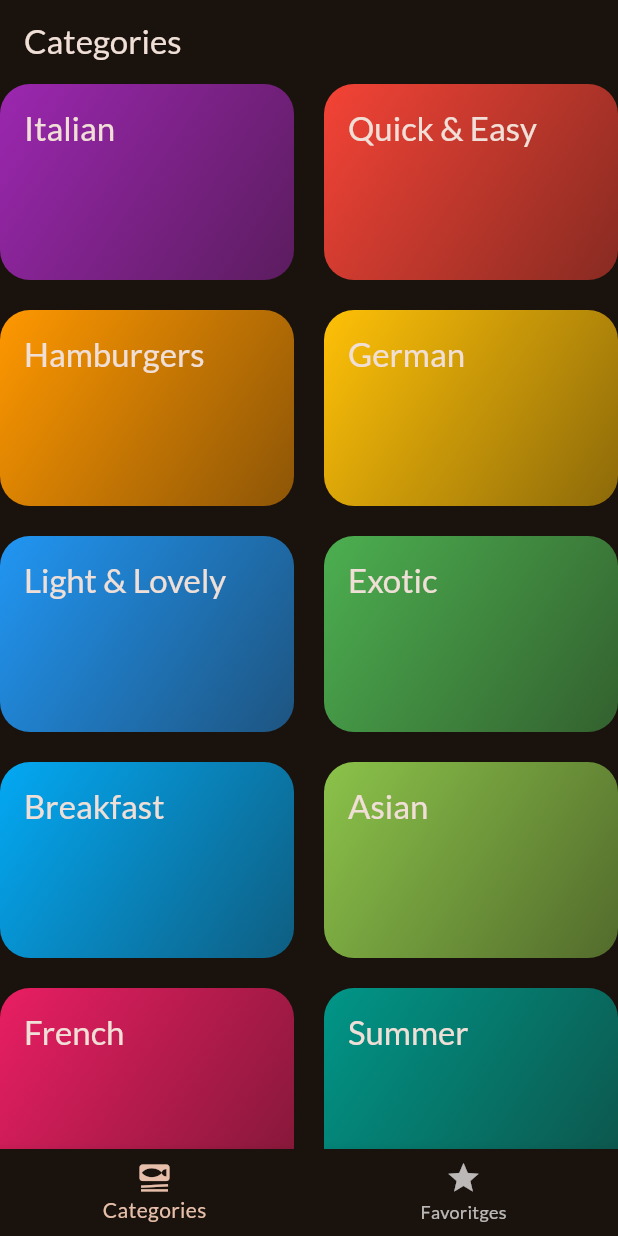
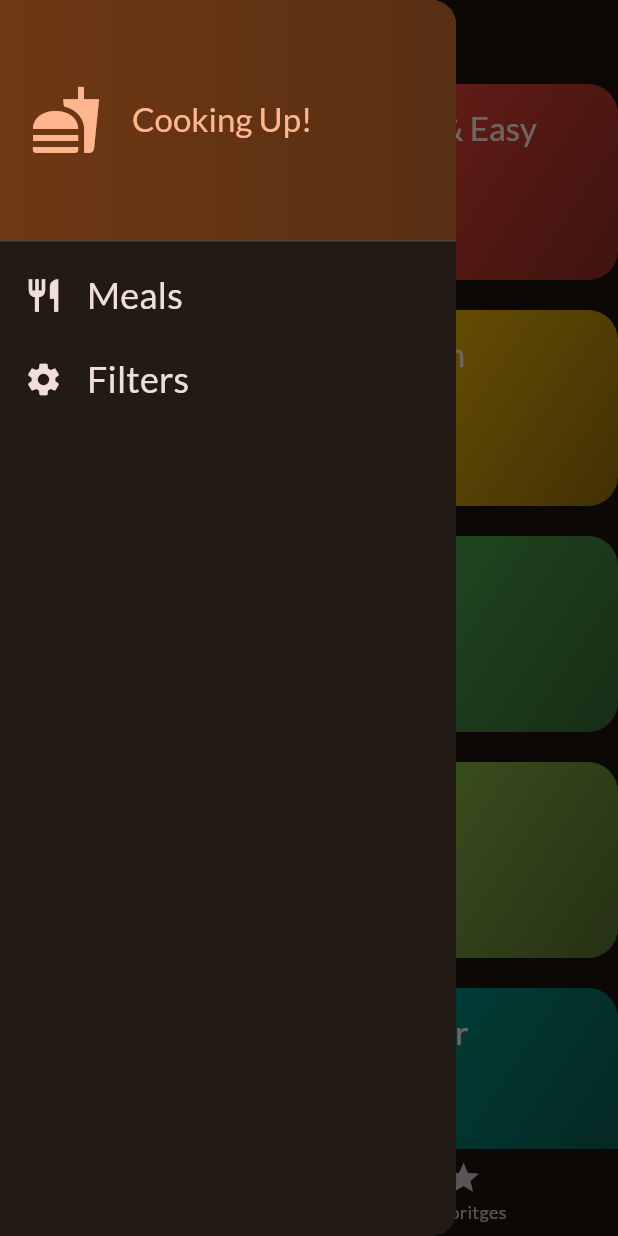
Before and after one commit to MaleryValery/100DaysOfFlutter, a Flutter app: the screen it shows after launch, with the side drawer open (before the commit the screen has no drawer), on a phone screen of 412 x 824 dp. Run offline on Flutter 3.47's test engine with Material 3 defaults, Android fonts, the phone set to English and light mode, and no system bars; our stand-ins replace google_fonts, transparent_image.

Commit message:
feat: add drawer

```diff
--- a/meals__app/lib/screen/tabs.dart
+++ b/meals__app/lib/screen/tabs.dart
@@ -2,7 +2,9 @@
 import 'package:meals__app/data/dummy_data.dart';
 import 'package:meals__app/model/meal.dart';
 import 'package:meals__app/screen/caterories.dart';
+import 'package:meals__app/screen/filters.dart';
 import 'package:meals__app/screen/meals.dart';
+import 'package:meals__app/widgets/main_drawer.dart';
 
 class TabsScreen extends StatefulWidget {
   const TabsScreen({super.key});
@@ -13,6 +15,17 @@
 class _TabsScreenState extends State<TabsScreen> {
   int _selectedpageIndex = 0;
   final List<Meal> _favoriteMeals = [];
+
+  void _setScreen(String identifier) {
+    Navigator.of(context).pop();
+
+    if (identifier == 'filters') {
+      setState(() {
+        Navigator.of(context)
+            .push(MaterialPageRoute(builder: (ctx) => const FiltersScreen()));
+      });
+    }
+  }
 
   void selectPage(int index) {
     setState(() {
@@ -64,6 +77,9 @@
       appBar: AppBar(
         title: Text(pageTitle),
       ),
+      drawer: MainDrawer(
+        onSelectScreen: _setScreen,
+      ),
       body: currentScreen,
       bottomNavigationBar: BottomNavigationBar(
         currentIndex: _selectedpageIndex,
--- /dev/null
+++ b/meals__app/lib/widgets/main_drawer.dart
@@ -0,0 +1,74 @@
+import 'package:flutter/material.dart';
+
+class MainDrawer extends StatelessWidget {
+  const MainDrawer({super.key, required this.onSelectScreen});
+
+  final void Function(String identifier) onSelectScreen;
+
+  @override
+  Widget build(BuildContext context) {
+    return Drawer(
+        child: Column(
+      children: [
+        DrawerHeader(
+            padding: const EdgeInsets.all(20),
+            decoration: BoxDecoration(
+              gradient: LinearGradient(colors: [
+                Theme.of(context).colorScheme.primaryContainer,
+                Theme.of(context).colorScheme.primaryContainer.withOpacity(0.7),
+              ]),
+            ),
+            child: Row(
+              children: [
+                Icon(
+                  Icons.fastfood,
+                  size: 48,
+                  color: Theme.of(context).colorScheme.primary,
+                ),
+                const SizedBox(width: 20),
+                Text(
+                  'Cooking Up!',
+                  style: Theme.of(context).textTheme.titleLarge!.copyWith(
+                        color: Theme.of(context).colorScheme.primary,
+                      ),
+                ),
+              ],
+            )),
+        ListTile(
+          leading: Icon(
+            Icons.restaurant,
+            size: 26,
+            color: Theme.of(context).colorScheme.onBackground,
+          ),
+          title: Text(
+            'Meals',
+            style: Theme.of(context).textTheme.titleSmall!.copyWith(
+                  color: Theme.of(context).colorScheme.onBackground,
+                  fontSize: 24,
+                ),
+          ),
+          onTap: () {
+            onSelectScreen('meals');
+          },
+        ),
+        ListTile(
+          leading: Icon(
+            Icons.settings,
+            size: 26,
+            color: Theme.of(context).colorScheme.onBackground,
+          ),
+          title: Text(
+            'Filters',
+            style: Theme.of(context).textTheme.titleSmall!.copyWith(
+                  color: Theme.of(context).colorScheme.onBackground,
+                  fontSize: 24,
+                ),
+          ),
+          onTap: () {
+            onSelectScreen('filters');
+          },
+        ),
+      ],
+    ));
+  }
+}
```
Also changed, not shown: meals__app/lib/screen/filters.dart (added, +97 -0 lines).
